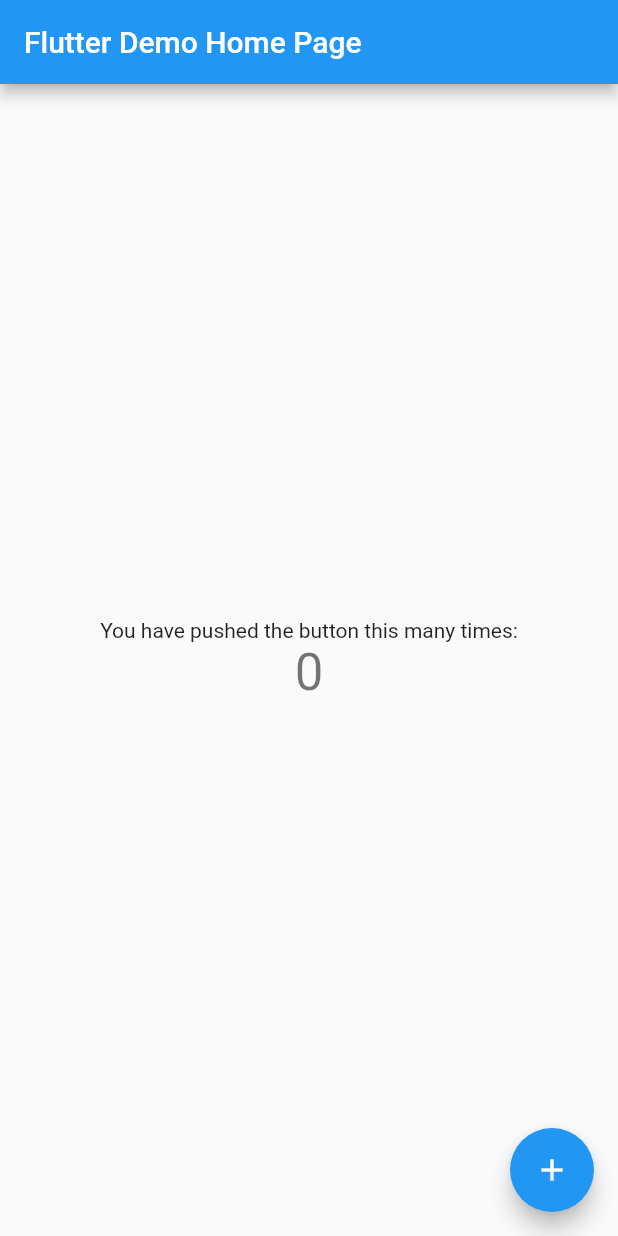
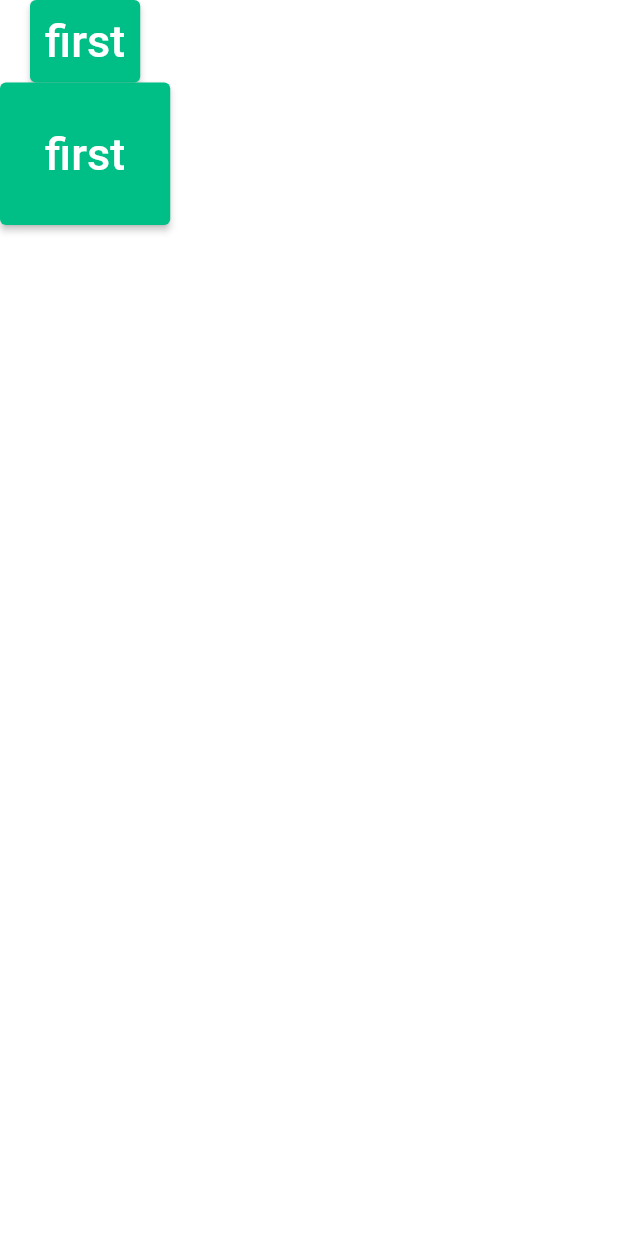
Before and after one commit to MineokSung/Early-Care, a Flutter app: the screen it shows after launch, on a phone screen of 412 x 824 dp. Run offline on Flutter 3.47's test engine with Material 2 defaults, Android fonts, the phone set to English and light mode, and no system bars.

Commit message:
component class

```diff
--- /dev/null
+++ b/lib/component/class/button.dart
@@ -0,0 +1,31 @@
+import 'dart:ui';
+import 'package:flutter/material.dart';
+import 'color_info.dart';
+
+class Button extends StatelessWidget {
+  double verticalPadding = 0;
+  double horizontalPadding = 0;
+  String text = "";
+  double fontSize = 10;
+  Color backgroundColor = ColorInfo.mainColor;
+  Color textColor = ColorInfo.white;
+
+  Button(this.verticalPadding, this.horizontalPadding, this.text, this.fontSize, this.backgroundColor, this.textColor);
+
+  @override
+  Widget build(BuildContext context) {
+    return ElevatedButton(
+      style: ElevatedButton.styleFrom(
+        padding:EdgeInsets.symmetric(vertical: verticalPadding, horizontal: horizontalPadding),
+        primary: backgroundColor,
+      ),
+      onPressed: () {  },
+      child: Text(text,
+        style: TextStyle(
+            color: textColor,
+            fontSize: fontSize),
+      ),
+    );
+  }
+
+}
--- /dev/null
+++ b/lib/component/class/color_info.dart
@@ -0,0 +1,8 @@
+import 'package:flutter/material.dart';
+
+class ColorInfo
+{
+  static Color mainColor = const Color.fromRGBO(0, 191, 134, 1);
+  static Color white = const Color.fromRGBO(255, 255, 255, 1);
+
+}
--- a/lib/main.dart
+++ b/lib/main.dart
@@ -1,4 +1,7 @@
+
 import 'package:flutter/material.dart';
+
+import 'page/login.dart';
 
 void main() {
   runApp(const MyApp());
@@ -13,103 +16,75 @@ class MyApp extends StatelessWidget {
     return MaterialApp(
       title: 'Flutter Demo',
       theme: ThemeData(
-        // This is the theme of your application.
-        //
-        // Try running your application with "flutter run". You'll see the
-        // application has a blue toolbar. Then, without quitting the app, try
-        // changing the primarySwatch below to Colors.green and then invoke
-        // "hot reload" (press "r" in the console where you ran "flutter run",
-        // or simply save your changes to "hot reload" in a Flutter IDE).
-        // Notice that the counter didn't reset back to zero; the application
-        // is not restarted.
         primarySwatch: Colors.blue,
       ),
-      home: const MyHomePage(title: 'Flutter Demo Home Page'),
+      home: Login(),
     );
   }
 }
 
-class MyHomePage extends StatefulWidget {
-  const MyHomePage({super.key, required this.title});
-
-  // This widget is the home page of your application. It is stateful, meaning
-  // that it has a State object (defined below) that contains fields that affect
-  // how it looks.
-
-  // This class is the configuration for the state. It holds the values (in this
-  // case the title) provided by the parent (in this case the App widget) and
-  // used by the build method of the State. Fields in a Widget subclass are
-  // always marked "final".
-
-  final String title;
-
-  @override
-  State<MyHomePage> createState() => _MyHomePageState();
-}
-
-class _MyHomePageState extends State<MyHomePage> {
-  int _counter = 0;
-
-  void _incrementCounter() {
-    setState(() {
-      // This call to setState tells the Flutter framework that something has
-      // changed in this State, which causes it to rerun the build method below
-      // so that the display can reflect the updated values. If we changed
-      // _counter without calling setState(), then the build method would not be
-      // called again, and so nothing would appear to happen.
-      _counter++;
-    });
-  }
-
-  @override
-  Widget build(BuildContext context) {
-    // This method is rerun every time setState is called, for instance as done
-    // by the _incrementCounter method above.
-    //
-    // The Flutter framework has been optimized to make rerunning build methods
-    // fast, so that you can just rebuild anything that needs updating rather
-    // than having to individually change instances of widgets.
-    return Scaffold(
-      appBar: AppBar(
-        // Here we take the value from the MyHomePage object that was created by
-        // the App.build method, and use it to set our appbar title.
-        title: Text(widget.title),
-      ),
-      body: Center(
-        // Center is a layout widget. It takes a single child and positions it
-        // in the middle of the parent.
-        child: Column(
-          // Column is also a layout widget. It takes a list of children and
-          // arranges them vertically. By default, it sizes itself to fit its
-          // children horizontally, and tries to be as tall as its parent.
-          //
-          // Invoke "debug painting" (press "p" in the console, choose the
-          // "Toggle Debug Paint" action from the Flutter Inspector in Android
-          // Studio, or the "Toggle Debug Paint" command in Visual Studio Code)
-          // to see the wireframe for each widget.
-          //
-          // Column has various properties to control how it sizes itself and
-          // how it positions its children. Here we use mainAxisAlignment to
-          // center the children vertically; the main axis here is the vertical
-          // axis because Columns are vertical (the cross axis would be
-          // horizontal).
-          mainAxisAlignment: MainAxisAlignment.center,
-          children: <Widget>[
-            const Text(
-              'You have pushed the button this many times:',
-            ),
-            Text(
-              '$_counter',
-              style: Theme.of(context).textTheme.headline4,
-            ),
-          ],
-        ),
-      ),
-      floatingActionButton: FloatingActionButton(
-        onPressed: _incrementCounter,
-        tooltip: 'Increment',
-        child: const Icon(Icons.add),
-      ), // This trailing comma makes auto-formatting nicer for build methods.
-    );
-  }
-}
+// class MyHomePage extends StatefulWidget {
+//   const MyHomePage({super.key, required this.title});
+//
+//   final String title;
+//
+//   @override
+//   State<MyHomePage> createState() => _MyHomePageState();
+// }
+//
+// class _MyHomePageState extends State<MyHomePage> {
+//   int _counter = 0;
+//
+//   void _incrementCounter() {
+//     setState(() {
+//       int a = 6;
+//       _counter++;
+//     });
+//   }
+//
+//   @override
+//   Widget build(BuildContext context) {
+//     return Scaffold(
+//       appBar: AppBar(
+//         // Here we take the value from the MyHomePage object that was created by
+//         // the App.build method, and use it to set our appbar title.
+//         title: Text(widget.title),
+//       ),
+//       body: Center(
+//         // Center is a layout widget. It takes a single child and positions it
+//         // in the middle of the parent.
+//         child: Column(
+//           // Column is also a layout widget. It takes a list of children and
+//           // arranges them vertically. By default, it sizes itself to fit its
+//           // children horizontally, and tries to be as tall as its parent.
+//           //
+//           // Invoke "debug painting" (press "p" in the console, choose the
+//           // "Toggle Debug Paint" action from the Flutter Inspector in Android
+//           // Studio, or the "Toggle Debug Paint" command in Visual Studio Code)
+//           // to see the wireframe for each widget.
+//           //
+//           // Column has various properties to control how it sizes itself and
+//           // how it positions its children. Here we use mainAxisAlignment to
+//           // center the children vertically; the main axis here is the vertical
+//           // axis because Columns are vertical (the cross axis would be
+//           // horizontal).
+//           mainAxisAlignment: MainAxisAlignment.center,
+//           children: <Widget>[
+//             const Text(
+//               'You have pushed the button this many times:',
+//             ),
+//             Text(
+//               '$_counter',
+//               style: Theme.of(context).textTheme.headline4,
+//             ),
+//           ],
+//         ),
+//       ),
+//       floatingActionButton: FloatingActionButton(
+//         onPressed: _incrementCounter,
+//         tooltip: 'Increment',
+//         child: const Icon(Icons.add),
+//       ), // This trailing comma makes auto-formatting nicer for build methods.
+//     );
+//   }
+// }
--- /dev/null
+++ b/lib/page/login.dart
@@ -0,0 +1,30 @@
+import 'package:early_care/component/class/button.dart';
+import 'package:flutter/cupertino.dart';
+import 'package:flutter/material.dart';
+
+import '../component/class/color_info.dart';
+
+class Login extends StatefulWidget
+{
+  @override
+  _Login createState() => _Login();
+}
+
+class _Login extends State<Login>
+{
+  @override
+  Widget build(BuildContext context)
+  {
+    return Scaffold(
+      backgroundColor: ColorInfo.white,
+      body: SafeArea(
+        child: Column(
+          children: [
+            Button(10, 10, "first", 30, ColorInfo.mainColor, ColorInfo.white),
+            Button(30, 30, "first", 30, ColorInfo.mainColor, ColorInfo.white),
+          ],
+        ),
+      ),
+    );
+  }
+}
```
Also changed, not shown: 1 other file.
